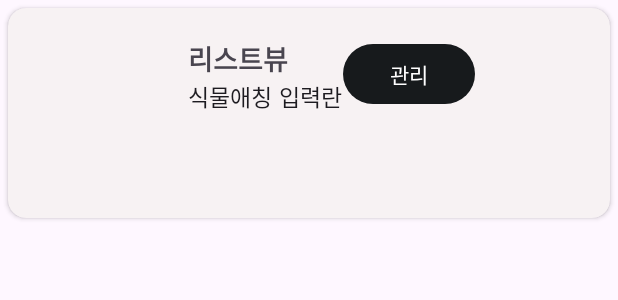
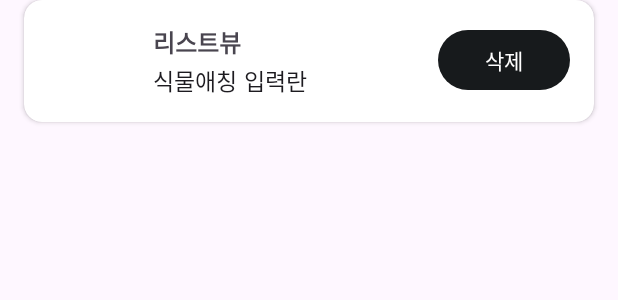
Before and after one commit to teamguguma/plant-app-frontend-v1.2, an Android app: the layout list_item_plant.xml on its own in the app's theme, with its tools: preview values and no code run, on a phone screen of 412 x 824 dp. Shown: the top 300 px of the screen. Run offline under Robolectric (Android 15) with nearby library versions, the phone set to English and light mode, and no system bars.

Commit message:
chore : xml 수정, bulid.gradle 추가

```diff
--- a/app/build.gradle.kts
+++ b/app/build.gradle.kts
@@ -55,6 +55,7 @@ android {
 
     buildFeatures {
         buildConfig = true
+        dataBinding = true
     }
 
     buildTypes {
--- a/app/src/main/res/layout/activity_create_plant_name.xml
+++ b/app/src/main/res/layout/activity_create_plant_name.xml
@@ -7,7 +7,7 @@
 
     <LinearLayout
         android:layout_width="match_parent"
-        android:layout_height="wrap_content"
+        android:layout_height="match_parent"
         android:gravity="center"
         android:orientation="vertical"
         android:padding="16dp">
@@ -27,6 +27,7 @@
             android:id="@+id/plantImageView"
             android:layout_width="200dp"
             android:layout_height="200dp"
+            android:layout_marginTop="0dp"
             android:layout_gravity="center_horizontal"
             android:contentDescription="식물 이미지"
             android:scaleType="centerCrop"
@@ -37,8 +38,11 @@
             android:layout_width="wrap_content"
             android:layout_height="wrap_content"
             android:layout_gravity="center_horizontal"
+            android:layout_marginTop="20dp"
+            style="@style/TextAppearance.MaterialComponents.Headline3"
+            android:textStyle="bold"
             android:padding="16dp"
-            android:text="식물 이름을 작성해주세요"
+            android:text="식물의 이름을 작성해주세요"
             android:textColor="@android:color/black"
             android:textSize="20sp" />
 
@@ -55,7 +59,7 @@
             android:layout_width="match_parent"
             android:layout_height="wrap_content"
             android:layout_marginTop="16dp"
-            android:text="닉네임 설정으로 넘어가기" />
+            android:text="애칭 설정으로 넘어가기" />
 
         <Button
             android:id="@+id/retryPhotoBtn"
--- a/app/src/main/res/layout/activity_create_plant_start.xml
+++ b/app/src/main/res/layout/activity_create_plant_start.xml
@@ -13,25 +13,12 @@
         android:orientation="vertical"
         android:gravity="center">
 
-        <Button
-            android:id="@+id/backButton"
-            android:layout_width="wrap_content"
-            android:layout_height="wrap_content"
-            android:layout_gravity="center_horizontal"
-            android:layout_marginTop="30dp"
-            android:layout_marginBottom="20dp"
-            android:background="@color/black"
-            android:contentDescription="@string/back_button"
-            android:padding="10dp"
-            android:text="뒤로가기"
-            android:textColor="@color/white" />
-
         <TextView
         android:id="@+id/addPlantsTextView"
         android:layout_width="283dp"
         android:layout_height="wrap_content"
         android:gravity="start"
-        android:text="식물 등록"
+        android:text="식물 등록 페이지 입니다."
         android:textColor="@color/blackText"
         android:textSize="20sp"
         android:textStyle="bold" />
@@ -44,7 +31,9 @@
             android:text="갤러리 사진 선택과 사진 찍기 중 식물 등록 방식을 선택해주세요."
             android:textColor="@color/blackText"
             android:textSize="20sp"
-            android:textStyle="bold" />
+            android:textStyle="bold"
+            android:layout_marginBottom="70dp"
+            />
 
         <Button
             android:id="@+id/bringGalleryBtn"
@@ -57,6 +46,7 @@
             android:gravity="center"
             android:layout_marginTop="30dp"
             android:contentDescription="@string/gallery_button_description"/>
+
         <Button
             android:id="@+id/picAddBtn"
             android:layout_width="200dp"
@@ -66,8 +56,21 @@
             android:background="@color/black"
             android:textColor="@color/white"
             android:gravity="center"
-            android:layout_marginTop="30dp"
+            android:layout_marginTop="40dp"
             android:contentDescription="@string/shutter_button_description"/>
+
+        <Button
+            android:id="@+id/backButton"
+            android:layout_width="200dp"
+            android:layout_height="wrap_content"
+            android:layout_gravity="center_horizontal"
+            android:layout_marginTop="40dp"
+            android:layout_marginBottom="20dp"
+            android:background="@color/black"
+            android:contentDescription="@string/back_button"
+            android:padding="10dp"
+            android:text="뒤로가기"
+            android:textColor="@color/white" />
 
     </LinearLayout>
 
--- a/app/src/main/res/layout/list_item_plant.xml
+++ b/app/src/main/res/layout/list_item_plant.xml
@@ -1,18 +1,19 @@
 <?xml version="1.0" encoding="utf-8"?>
-<androidx.cardview.widget.CardView xmlns:android="http://schemas.android.com/apk/res/android"
-    xmlns:card_view="http://schemas.android.com/apk/res-auto"
-    xmlns:tools="http://schemas.android.com/tools"
-    android:id="@+id/card_view"
-    android:layout_width="match_parent"
-    android:layout_height="wrap_content"
-    android:layout_margin="5dp"
-    card_view:cardBackgroundColor="#f7f2f3"
-    card_view:cardCornerRadius="12dp"
-    card_view:cardElevation="2dp"
-    card_view:contentPadding="4dp">
+<layout xmlns:android="http://schemas.android.com/apk/res/android"
+    xmlns:app="http://schemas.android.com/apk/res-auto"
+    xmlns:tools="http://schemas.android.com/tools">
+
+    <androidx.cardview.widget.CardView
+        android:layout_width="match_parent"
+        android:layout_height="wrap_content"
+        android:layout_marginHorizontal="16dp"
+        android:layout_marginBottom="16dp"
+        app:cardBackgroundColor="@color/white"
+        app:cardCornerRadius="12dp"
+        app:cardElevation="2dp">
 
 
-    <RelativeLayout
+    <androidx.constraintlayout.widget.ConstraintLayout
         android:layout_width="match_parent"
         android:layout_height="wrap_content"
         android:padding="16dp">
@@ -20,65 +21,62 @@
         <!-- 체크박스 -->
         <CheckBox
             android:id="@+id/plantcheckBox"
-            android:layout_width="wrap_content"
-            android:layout_height="wrap_content"
-            android:layout_marginEnd="20dp"
-            android:layout_marginRight="20dp"
-            android:layout_alignParentStart="true"
-            android:layout_alignParentLeft="true"
-            android:layout_centerVertical="true"
+            android:layout_width="20dp"
+            android:layout_height="20dp"
+            app:layout_constraintStart_toStartOf="parent"
+            app:layout_constraintTop_toTopOf="parent"
             android:visibility="gone" /> <!-- 기본적으로 숨김 -->
 
 
             <!-- 식물 이미지 -->
             <ImageView
                 android:id="@+id/plantImageView"
-                android:layout_width="100dp"
-                android:layout_height="100dp"
-                android:layout_alignParentStart="true"
-                android:layout_alignParentLeft="true"
-                android:layout_alignParentTop="true"
-                tools:ignore="MissingConstraints"
+                android:layout_width="48dp"
+                android:layout_height="48dp"
+                android:layout_marginStart="10dp"
+                app:layout_constraintStart_toEndOf="@+id/plantcheckBox"
+                app:layout_constraintTop_toTopOf="parent"
                 android:layout_toRightOf="@+id/plantcheckBox"/>
 
-        <RelativeLayout
-            android:id="@+id/RelativeLayout2"
-            android:layout_width="wrap_content"
-            android:layout_height="wrap_content"
-            android:layout_toEndOf="@+id/plantImageView"
-            android:layout_toRightOf="@+id/plantImageView">
 
                 <TextView
                     android:id="@+id/plantNameTextView"
                     style="@style/TextAppearance.MaterialComponents.Headline3"
-                    android:layout_width="wrap_content"
+                    android:layout_width="0dp"
                     android:layout_height="wrap_content"
-                    android:layout_alignParentTop="true"
+                    android:layout_marginHorizontal="12dp"
+                    app:layout_constraintEnd_toStartOf="@+id/delButton"
+                    app:layout_constraintStart_toEndOf="@+id/plantImageView"
+                    app:layout_constraintTop_toTopOf="@+id/plantImageView"
                     android:text="리스트뷰"
-                    android:textSize="18sp"
-                    android:textStyle="bold"
-                    tools:ignore="MissingConstraints" />
+                    android:textSize="16sp"
+                    android:textStyle="bold" />
+
+            <!-- 버튼 -->
+        <Button
+            android:id="@+id/delButton"
+            android:layout_width="wrap_content"
+            android:layout_height="wrap_content"
+            app:layout_constraintEnd_toEndOf="parent"
+            app:layout_constraintTop_toTopOf="parent"
+            android:text="삭제"
+            android:textColor="@android:color/white"/>
 
                 <TextView
                     android:id="@+id/plantNicknameTextView"
                     style="@style/TextAppearance.MaterialComponents.Subtitle2"
-                    android:layout_width="wrap_content"
+                    android:layout_width="0dp"
                     android:layout_height="wrap_content"
-                    android:layout_below="@+id/plantNameTextView"
+                    android:layout_marginTop="2dp"
+                    app:layout_constraintEnd_toEndOf="@+id/plantNameTextView"
+                    app:layout_constraintStart_toStartOf="@+id/plantNameTextView"
+                    app:layout_constraintTop_toBottomOf="@+id/plantNameTextView"
                     android:text="식물애칭 입력란"
                     android:textSize="15sp" />
 
-        </RelativeLayout>
+    </androidx.constraintlayout.widget.ConstraintLayout>
+    </androidx.cardview.widget.CardView>
 
-        <!-- 버튼 -->
-        <Button
-            android:id="@+id/delButton"
-            android:layout_width="wrap_content"
-            android:layout_height="wrap_content"
-            android:layout_toEndOf="@+id/RelativeLayout2"
-            android:layout_toRightOf="@+id/RelativeLayout2"
-            android:text="관리"
-            android:textColor="@android:color/white" />
 
-    </RelativeLayout>
-    </androidx.cardview.widget.CardView>
+
+    </layout>
```
